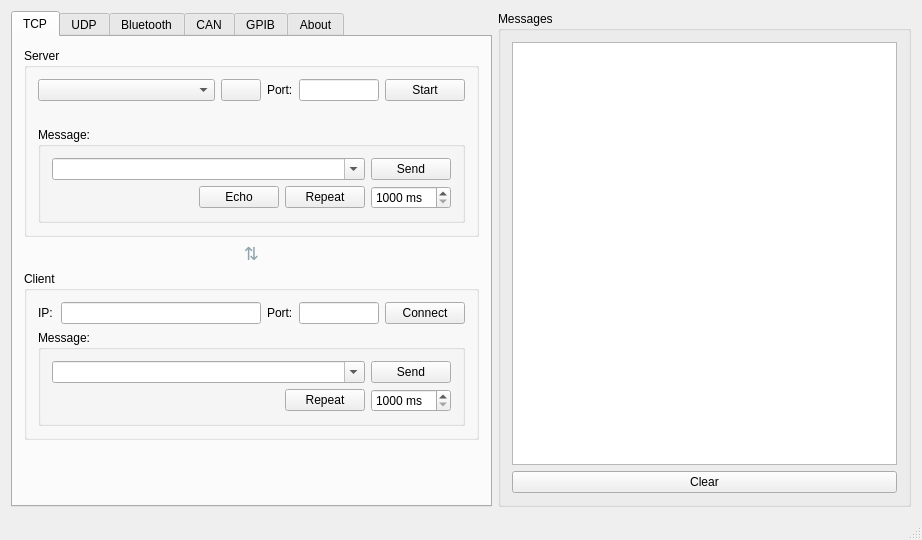
This is mainwindow.ui in rookiepeng/comm-test as Qt 5 draws it before an edit. The edited form follows.
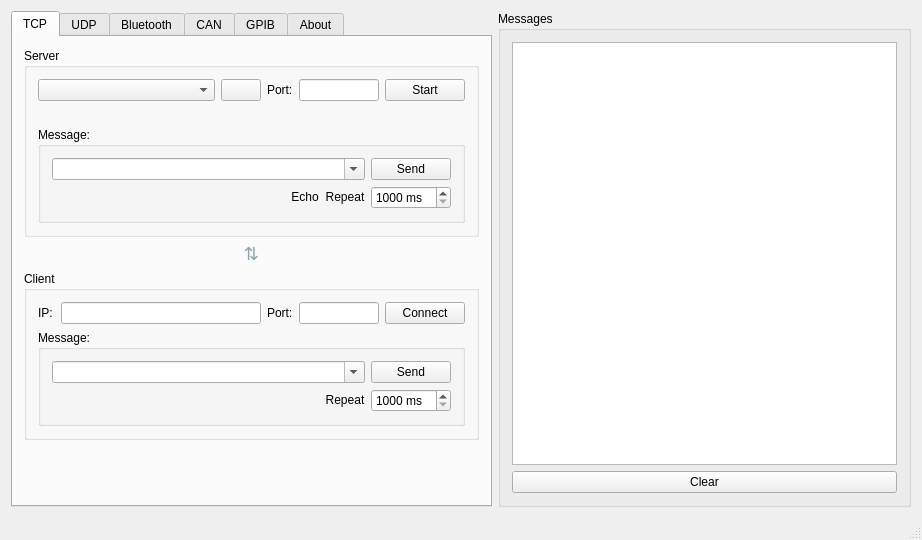
This is the edited form. The open tabs and pages were chosen to show the change. Icons and pictures are not drawn.

Commit message:
Rename Linux workflow & add button radius
Rename GitHub Actions workflow from 'Linux Test' to 'Build Linux' for clarity. Add styleSheet property (border-radius: 10px) to several checkable buttons in mainwindow.ui (Echo and multiple Repeat buttons) to give them rounded corners.

The edit to the form file:
```diff
--- a/mainwindow.ui
+++ b/mainwindow.ui
@@ -186,6 +186,9 @@
                   <property name="text">
                    <string>Echo</string>
                   </property>
+                  <property name="styleSheet">
+                   <string>border-radius: 10px;</string>
+                  </property>
                   <property name="checkable">
                    <bool>true</bool>
                   </property>
@@ -196,6 +199,9 @@
                   <property name="text">
                    <string>Repeat</string>
                   </property>
+                  <property name="styleSheet">
+                   <string>border-radius: 10px;</string>
+                  </property>
                   <property name="checkable">
                    <bool>true</bool>
                   </property>
@@ -357,6 +363,9 @@
                   <property name="text">
                    <string>Repeat</string>
                   </property>
+                  <property name="styleSheet">
+                   <string>border-radius: 10px;</string>
+                  </property>
                   <property name="checkable">
                    <bool>true</bool>
                   </property>
```
Left out of the diff: 3 changed lines with no effect on the pictures. The commit also changes 1 other file.
